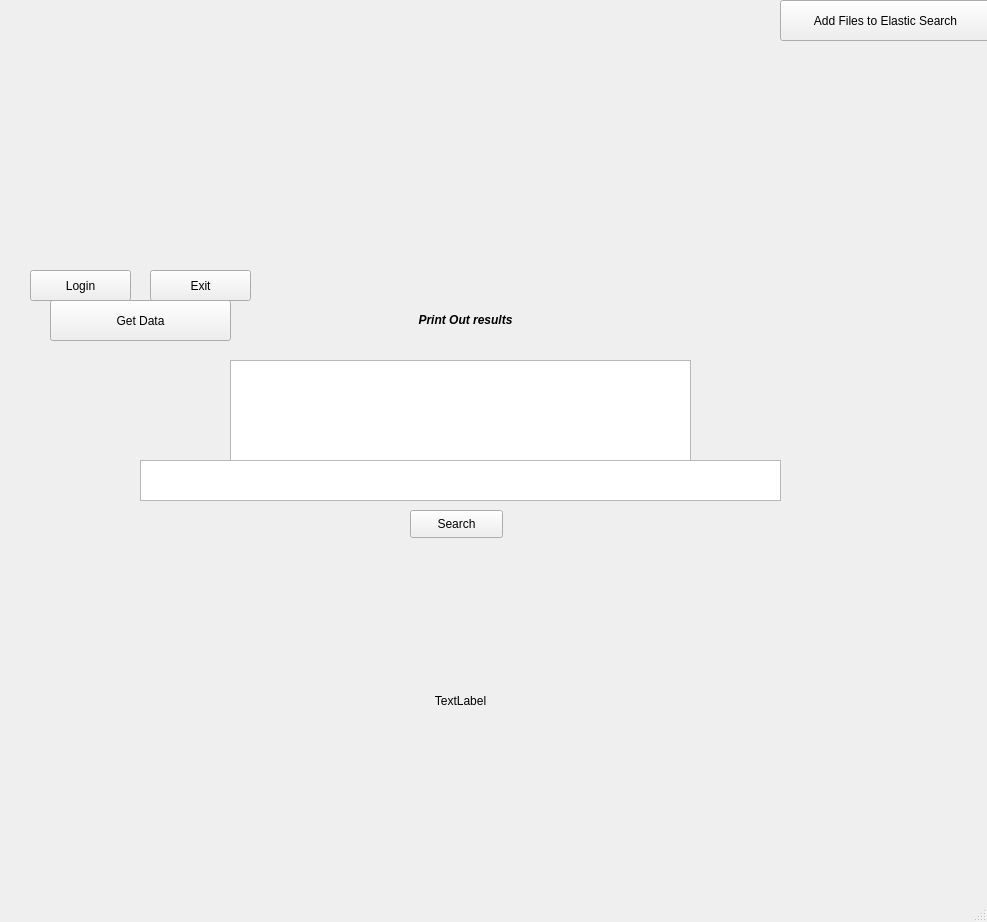
First picture: the form in guiTest.ui, repository mm528/ElasticSearch, before the edit.
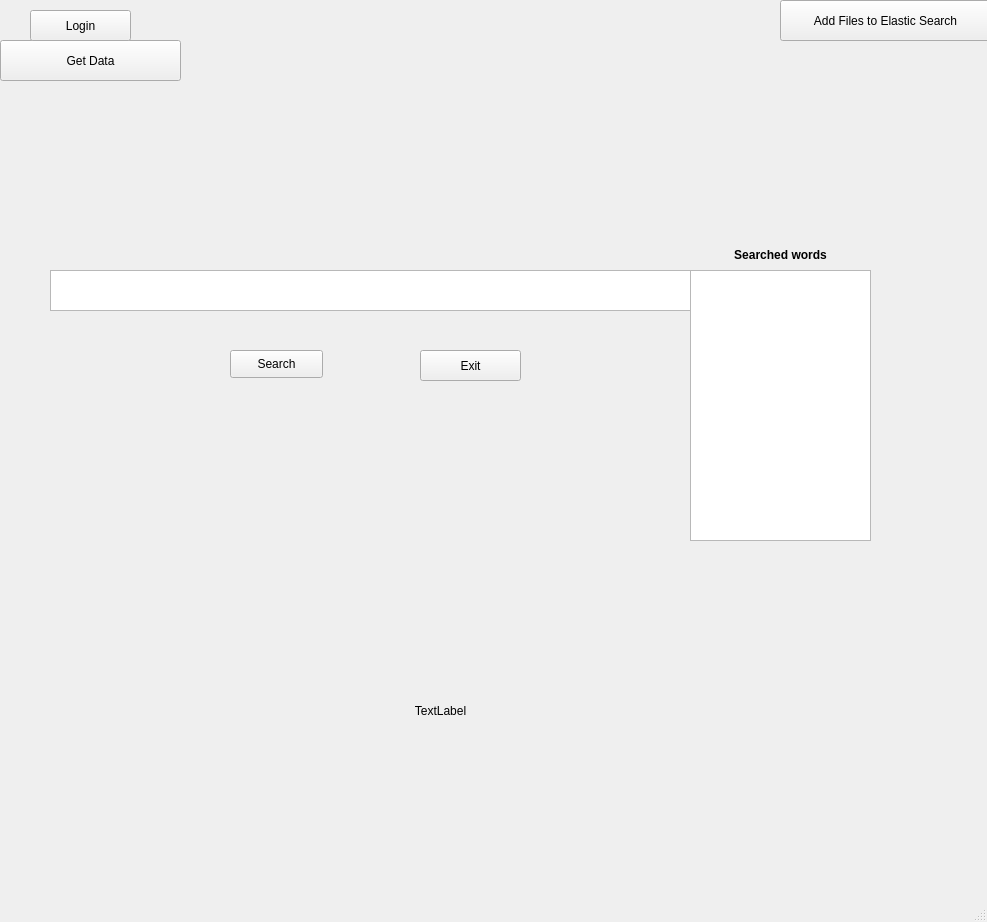
Second picture: the form after the edit.

```diff
--- a/guiTest.ui
+++ b/guiTest.ui
@@ -17,21 +17,21 @@
    <widget class="QLabel" name="label">
     <property name="geometry">
      <rect>
-      <x>310</x>
-      <y>290</y>
-      <width>311</width>
-      <height>61</height>
+      <x>710</x>
+      <y>240</y>
+      <width>141</width>
+      <height>31</height>
      </rect>
     </property>
     <property name="text">
-     <string>&lt;html&gt;&lt;head/&gt;&lt;body&gt;&lt;p align=&quot;center&quot;&gt;&lt;span style=&quot; font-weight:600; font-style:italic;&quot;&gt;Print Out results&lt;/span&gt;&lt;/p&gt;&lt;/body&gt;&lt;/html&gt;</string>
+     <string>&lt;html&gt;&lt;head/&gt;&lt;body&gt;&lt;p align=&quot;center&quot;&gt;&lt;span style=&quot; font-weight:600;&quot;&gt;Searched words&lt;/span&gt;&lt;/p&gt;&lt;/body&gt;&lt;/html&gt;</string>
     </property>
    </widget>
    <widget class="QPushButton" name="pushButton_getData">
     <property name="geometry">
      <rect>
-      <x>50</x>
-      <y>300</y>
+      <x>0</x>
+      <y>40</y>
       <width>181</width>
       <height>41</height>
      </rect>
@@ -43,10 +43,10 @@
    <widget class="QTextEdit" name="textEditRight">
     <property name="geometry">
      <rect>
-      <x>230</x>
-      <y>360</y>
-      <width>461</width>
-      <height>101</height>
+      <x>690</x>
+      <y>270</y>
+      <width>181</width>
+      <height>271</height>
      </rect>
     </property>
    </widget>
@@ -54,7 +54,7 @@
     <property name="geometry">
      <rect>
       <x>30</x>
-      <y>270</y>
+      <y>10</y>
       <width>101</width>
       <height>31</height>
      </rect>
@@ -66,8 +66,8 @@
    <widget class="QPushButton" name="pushButton_exit">
     <property name="geometry">
      <rect>
-      <x>150</x>
-      <y>270</y>
+      <x>420</x>
+      <y>350</y>
       <width>101</width>
       <height>31</height>
      </rect>
@@ -79,8 +79,8 @@
    <widget class="QTextEdit" name="textEdit_search">
     <property name="geometry">
      <rect>
-      <x>140</x>
-      <y>460</y>
+      <x>50</x>
+      <y>270</y>
       <width>641</width>
       <height>41</height>
      </rect>
@@ -96,8 +96,8 @@
    <widget class="QPushButton" name="pushButton_search_Button">
     <property name="geometry">
      <rect>
-      <x>410</x>
-      <y>510</y>
+      <x>230</x>
+      <y>350</y>
       <width>93</width>
       <height>28</height>
      </rect>
@@ -109,8 +109,8 @@
    <widget class="QLabel" name="label_results">
     <property name="geometry">
      <rect>
-      <x>160</x>
-      <y>520</y>
+      <x>140</x>
+      <y>530</y>
       <width>601</width>
       <height>361</height>
      </rect>
```
